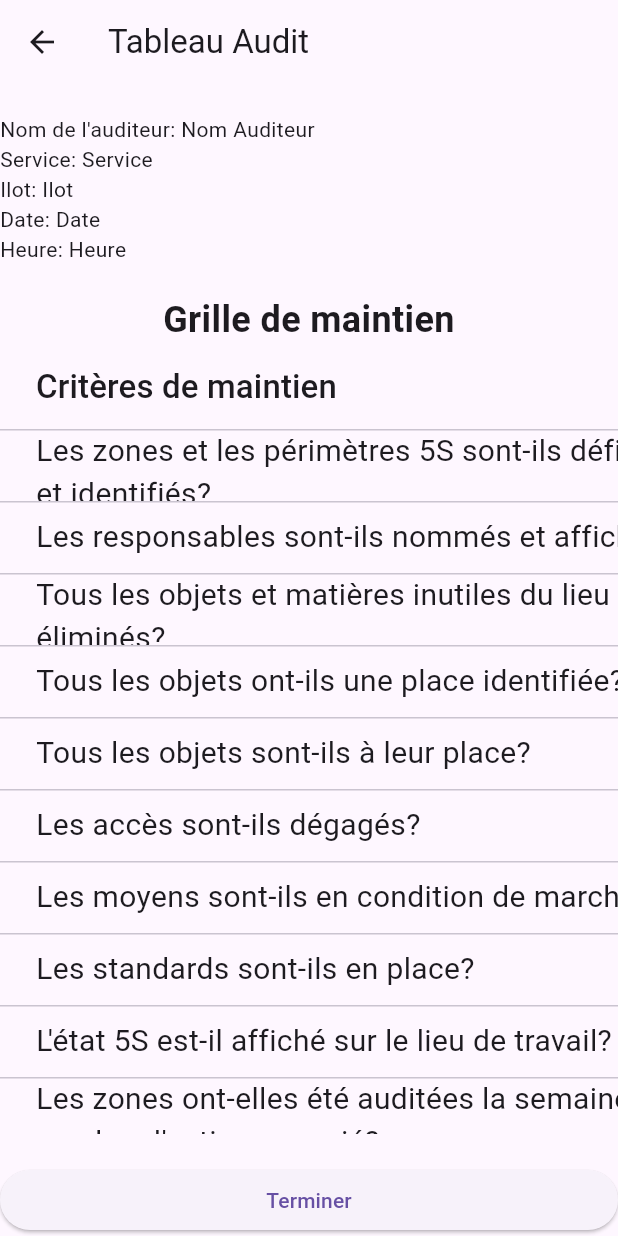
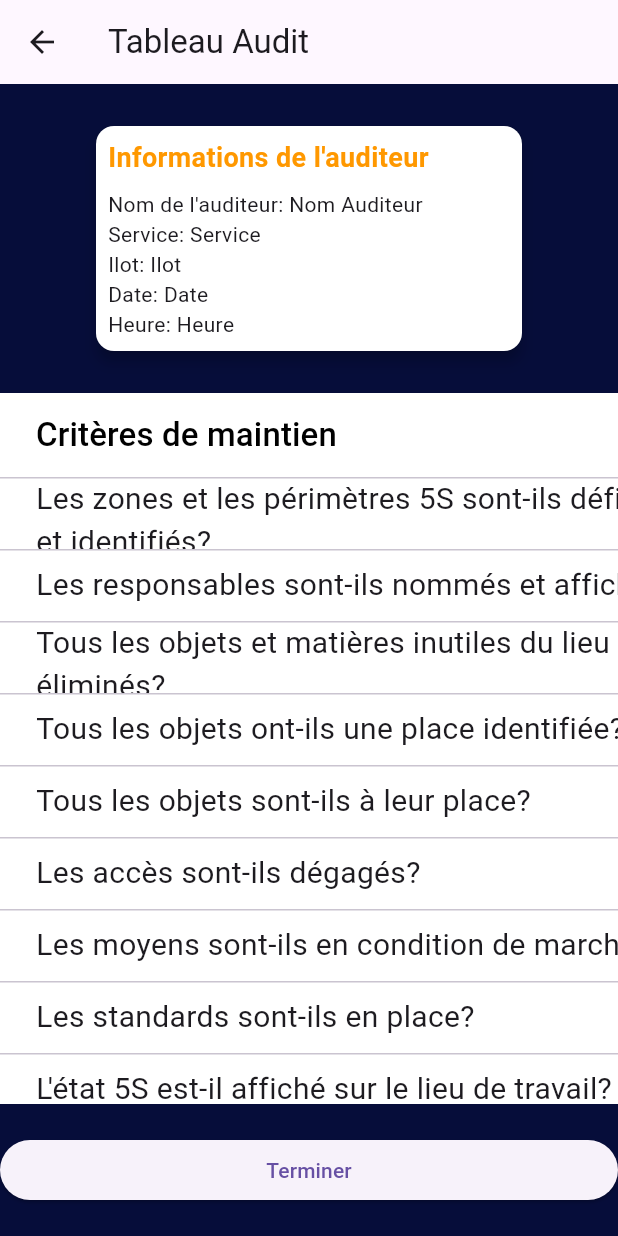
Before and after one commit to ghhada/AUDIT_5S, a Flutter app: the TableauAudit screen opened directly, on a phone screen of 412 x 824 dp. Run offline on Flutter 3.47's test engine with Material 3 defaults, Android fonts, the phone set to English and light mode, and no system bars; our stand-ins replace charts_flutter, firebase_analytics, firebase_core, firebase_database, fl_chart, shared_preferences; accounts and stored records are empty.

Commit message:
Description de vos modifications

```diff
--- a/lib/audit/TableauAudit.dart
+++ b/lib/audit/TableauAudit.dart
@@ -46,36 +46,58 @@ class _TableauAuditState extends State<TableauAudit> {
       appBar: AppBar(
         title: Text('Tableau Audit'),
       ),
+      backgroundColor: Color(0xFF060D3A),
       body: Center(
         child: Column(
           crossAxisAlignment: CrossAxisAlignment.stretch,
           children: [
             SizedBox(height: 20),
+            Center(
+              child: SizedBox(
+                width: 300,
+                child: Card(
+                  color: Colors.white,
+                  elevation: 4,
+                  margin: EdgeInsets.all(8),
+                  child: Padding(
+                    padding: EdgeInsets.all(8),
+                    child: Column(
+                      crossAxisAlignment: CrossAxisAlignment.start,
+                      children: [
+                        Text(
+                          'Informations de l\'auditeur',
+                          style: TextStyle(fontSize: 18, fontWeight: FontWeight.bold, color: Colors.orange),
+                        ),
+                        SizedBox(height: 8),
                         Text('Nom de l\'auditeur: ${widget.nomAuditeur}'),
                         Text('Service: ${widget.service}'),
                         Text('Ilot: ${widget.ilot}'),
                         Text('Date: ${widget.date}'),
                         Text('Heure: ${widget.heure}'),
+                      ],
+                    ),
+                  ),
+                ),
+              ),
+            ),
             SizedBox(height: 20),
-            Text(
-              'Grille de maintien',
-              textAlign: TextAlign.center,
-              style: TextStyle(fontSize: 24, fontWeight: FontWeight.bold),
-            ),
             Expanded(
               child: SingleChildScrollView(
                 scrollDirection: Axis.horizontal,
                 child: ConstrainedBox(
                   constraints: BoxConstraints(minWidth: MediaQuery.of(context).size.width),
+                  child: Container(
+                    color: Colors.white,
                     child: DataTable(
                       columns: [
-                      DataColumn(label: SizedBox(width: 550, child: Text('Critères de maintien', style: TextStyle(fontSize: 22)))),
-                      DataColumn(label: SizedBox(width: 250, child: Text('Réponse', style: TextStyle(fontSize: 22)))),
-                      DataColumn(label: SizedBox(width: 250, child: Text('Actions', style: TextStyle(fontSize: 22)))),
-                      DataColumn(label: SizedBox(width: 250, child: Text('Responsable', style: TextStyle(fontSize: 22)))),
-                      DataColumn(label: SizedBox(width: 250, child: Text('Date limite', style: TextStyle(fontSize: 22)))),
+                        DataColumn(label: SizedBox(width: 550, child: Text('Critères de maintien', style: TextStyle(fontSize: 22, color: Colors.black)))),
+                        DataColumn(label: SizedBox(width: 250, child: Text('Réponse', style: TextStyle(fontSize: 22, color: Colors.black)))),
+                        DataColumn(label: SizedBox(width: 250, child: Text('Actions', style: TextStyle(fontSize: 22, color: Colors.black)))),
+                        DataColumn(label: SizedBox(width: 250, child: Text('Responsable', style: TextStyle(fontSize: 22, color: Colors.black)))),
+                        DataColumn(label: SizedBox(width: 250, child: Text('Date limite', style: TextStyle(fontSize: 22, color: Colors.black)))),
                       ],
                       rows: List.generate(10, (index) => _buildDataRow(index)),
+                    ),
                   ),
                 ),
               ),
@@ -87,11 +109,16 @@ class _TableauAuditState extends State<TableauAudit> {
               },
               child: Text('Terminer'),
             ),
+            SizedBox(height: 20),
           ],
         ),
       ),
     );
   }
+
+
+
+
 
   DataRow _buildDataRow(int index) {
     return DataRow(cells: [
@@ -99,6 +126,7 @@ class _TableauAuditState extends State<TableauAudit> {
       DataCell(
         Row(
           children: [
+
             Checkbox(
               value: _checkboxValuesOk[index] ?? false,
               onChanged: (value) {
```
Also changed, not shown: 1 other file. Lines whose indentation alone changed are shown as unchanged.
